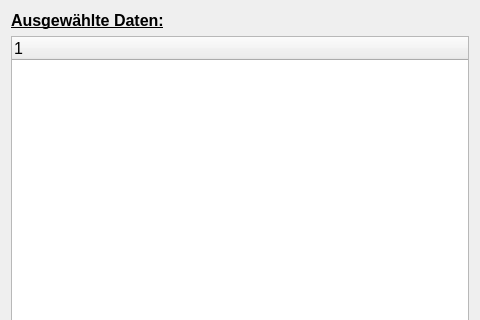
Above: app/view/print_widget.ui from UltimateCuB3R/DLMCSPSE01_D before the change; both pictures show x 0 to 480 and y 0 to 320 of the 480 by 640 pixel window. Below: the same form after it.
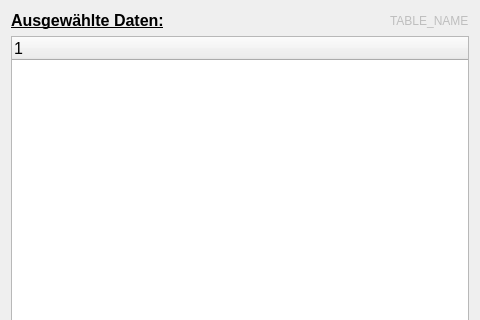
That is the form after the change.

Commit message: Sprint 5-6: css styling of the print html is now working. deleted local css/js files. adjusted print widget to show currently displayed table name

Diff of the .ui file:
```diff
--- a/app/view/print_widget.ui
+++ b/app/view/print_widget.ui
@@ -13,8 +13,10 @@
   <property name="windowTitle">
    <string>Form</string>
   </property>
-  <layout class="QVBoxLayout" name="verticalLayout_2">
-   <item alignment="Qt::AlignTop">
+  <layout class="QVBoxLayout" name="verticalLayout">
+   <item>
+    <layout class="QHBoxLayout" name="horizontalLayout_2">
+     <item>
     <widget class="QLabel" name="label_top">
      <property name="font">
       <font>
@@ -28,6 +30,18 @@
       <string>Ausgewählte Daten:</string>
      </property>
     </widget>
+     </item>
+     <item alignment="Qt::AlignRight">
+      <widget class="QLabel" name="label_table_name">
+       <property name="enabled">
+        <bool>false</bool>
+       </property>
+       <property name="text">
+        <string>TABLE_NAME</string>
+       </property>
+      </widget>
+     </item>
+    </layout>
    </item>
    <item>
     <layout class="QHBoxLayout" name="contentLayout">
```
Lines whose indentation alone changed are shown as unchanged. The commit also changes 5 other files.
